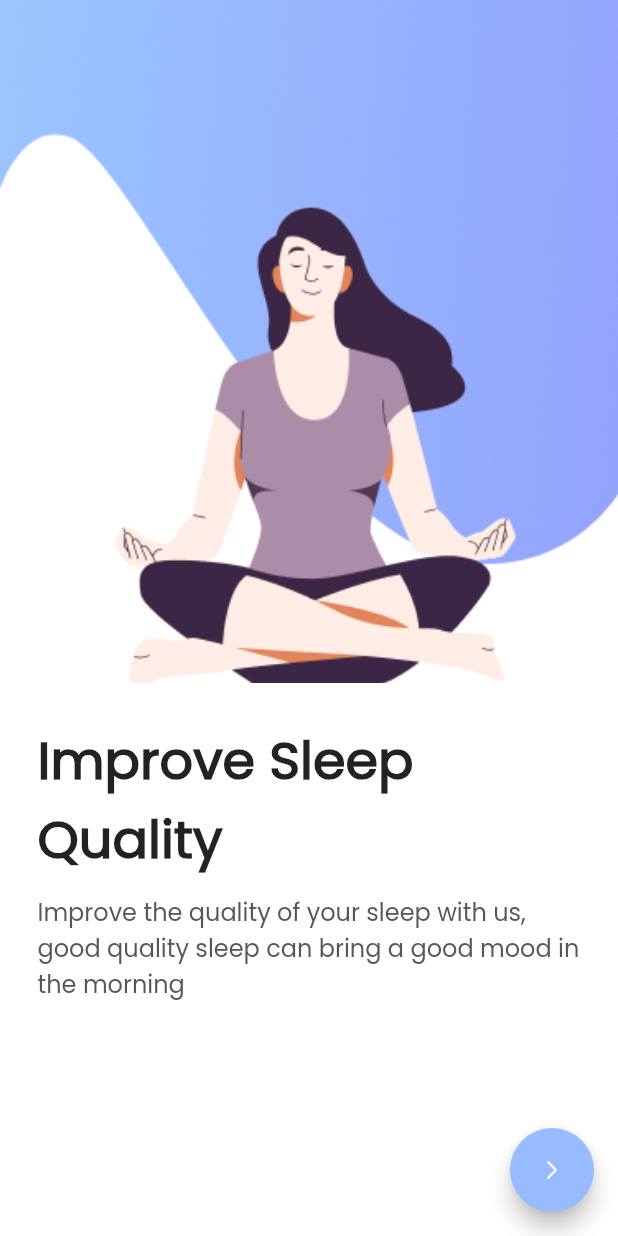
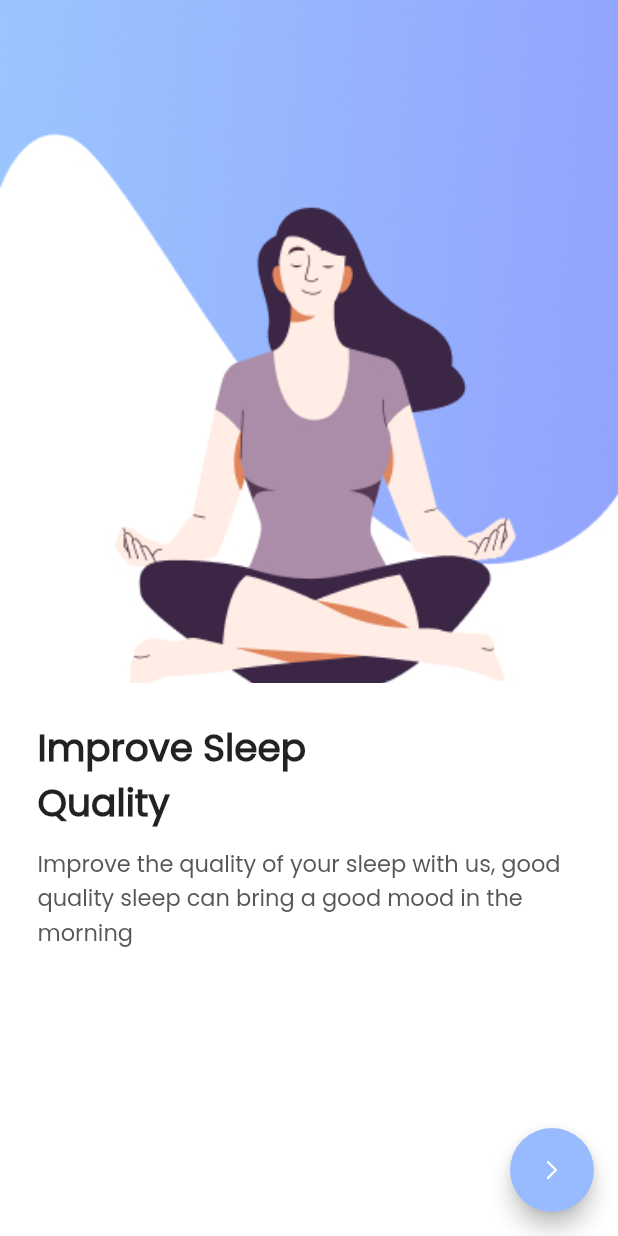
Before and after one commit to salvagb1/fitness, a Flutter app: the GetStarted3 screen opened directly, after a tap on an icon or button, on a phone screen of 412 x 824 dp. Run offline on Flutter 3.47's test engine with Material 2 defaults, Android fonts, the phone set to English and light mode, and no system bars; our stand-ins replace charts_flutter, fl_chart, flutter_svg.

Commit message:
Correcciones Text en cada pantalla

```diff
--- a/lib/pages/completeprofile.dart
+++ b/lib/pages/completeprofile.dart
@@ -37,7 +37,7 @@ class _CompleteProfileState extends State<CompleteProfile> {
                     child: Text(
                       "Let's complete your profile",
                       style: TextStyle(
-                        fontSize: 25.0,
+                        fontSize: 20,
                         fontWeight: FontWeight.w900,
                       ),
                     ),
@@ -47,8 +47,8 @@ class _CompleteProfileState extends State<CompleteProfile> {
                   ),
                   const SizedBox(
                     child: Text(
-                      "Improve the quality of your sleep ",
-                      style: TextStyle(fontSize: 16, color: Color(0xff56575a)),
+                      "It will help us to know more about you!",
+                      style: TextStyle(fontSize: 12, color: Color(0xff56575a)),
                     ),
                   ),
                   const SizedBox(
--- a/lib/pages/create_account.dart
+++ b/lib/pages/create_account.dart
@@ -45,8 +45,8 @@ class _CreateAccountState extends State<CreateAccount> {
                 'Create an Account',
                 style: TextStyle(
                     color: Colors.black,
-                    fontWeight: FontWeight.w500,
-                    fontSize: 30),
+                    fontWeight: FontWeight.w900,
+                    fontSize: 20),
               ),
             ),
             const SizedBox(
--- a/lib/pages/get_started3.dart
+++ b/lib/pages/get_started3.dart
@@ -34,7 +34,7 @@ class _GetStarted3State extends State<GetStarted3> {
                     child: Text(
                       'Eat Well',
                       style: TextStyle(
-                        fontSize: 35.0,
+                        fontSize: 25,
                         fontWeight: FontWeight.w900,
                       ),
                     ),
@@ -45,7 +45,10 @@ class _GetStarted3State extends State<GetStarted3> {
                   SizedBox(
                     child: Text(
                       "Let's start a healthy lifestyle with us, we can determine your diet every day. healthy eating is fun",
-                      style: TextStyle(fontSize: 16, color: Color(0xff56575a)),
+                      style: TextStyle(
+                        fontSize: 15,
+                        color: Color(0xff56575a),
+                      ),
                     ),
                   ),
                   SizedBox(
--- a/lib/pages/get_started4.dart
+++ b/lib/pages/get_started4.dart
@@ -29,26 +29,41 @@ class _GetStarted4State extends State<GetStarted4> {
               padding: const EdgeInsets.all(25),
               child: Column(
                 crossAxisAlignment: CrossAxisAlignment.start,
+                children: [
+                  SizedBox(
+                    child: Column(
+                      crossAxisAlignment: CrossAxisAlignment.start,
                       children: const [
-                  SizedBox(
-                    child: Text(
-                      'Improve Sleep Quality',
+                        Text(
+                          'Improve Sleep',
                           style: TextStyle(
-                        fontSize: 35.0,
+                            fontSize: 25,
                             fontWeight: FontWeight.w900,
                           ),
                         ),
+                        Text(
+                          'Quality',
+                          style: TextStyle(
+                            fontSize: 25,
+                            fontWeight: FontWeight.w900,
                           ),
-                  SizedBox(
+                        ),
+                      ],
+                    ),
+                  ),
+                  const SizedBox(
                     height: 10,
                   ),
-                  SizedBox(
+                  const SizedBox(
                     child: Text(
                       "Improve the quality of your sleep with us, good quality sleep can bring a good mood in the morning",
-                      style: TextStyle(fontSize: 16, color: Color(0xff56575a)),
+                      style: TextStyle(
+                        fontSize: 15,
+                        color: Color(0xff56575a),
                       ),
                     ),
-                  SizedBox(
+                  ),
+                  const SizedBox(
                     height: 95,
                   ),
                 ],
--- a/lib/pages/login.dart
+++ b/lib/pages/login.dart
@@ -43,7 +43,7 @@ class _LoginState extends State<Login> {
                 style: TextStyle(
                     color: Colors.black,
                     fontWeight: FontWeight.w900,
-                    fontSize: 30),
+                    fontSize: 22),
               ),
             ),
             const SizedBox(
--- a/lib/pages/navigatorbtn/home_btn.dart
+++ b/lib/pages/navigatorbtn/home_btn.dart
@@ -24,7 +24,8 @@ class _HomeBtnState extends State<HomeBtn> {
                   'Welcome Back,',
                   style: TextStyle(
                     color: Color(0xffADA4A5),
-                    fontSize: 15.5,
+                    fontSize: 15,
+                    fontFamily: 'Poppins',
                   ),
                 ),
               ),
@@ -37,7 +38,8 @@ class _HomeBtnState extends State<HomeBtn> {
                   style: TextStyle(
                     color: Colors.black,
                     fontWeight: FontWeight.w900,
-                    fontSize: 23,
+                    fontSize: 20,
+                    fontFamily: 'Poppins',
                   ),
                 ),
               )
--- a/lib/pages/welcome.dart
+++ b/lib/pages/welcome.dart
@@ -21,6 +21,9 @@ class _WelcomeState extends State<Welcome> {
             ),
             const SizedBox(
               child: Image(image: AssetImage('assets/images/welcome.jpg')),
+            ),
+            SizedBox(
+              height: 30,
             ),
             const SizedBox(
               child: Text(
@@ -48,9 +51,6 @@ class _WelcomeState extends State<Welcome> {
                 "goals together with us",
                 style: TextStyle(fontSize: 14, color: Color(0xff56575a)),
               ),
-            ),
-            const SizedBox(
-              height: 180,
             ),
             const Expanded(child: SizedBox()),
             SizedBox(
--- a/lib/pages/whatgoal.dart
+++ b/lib/pages/whatgoal.dart
@@ -19,7 +19,7 @@ class WhatGoal extends StatelessWidget {
               child: Text(
                 'What is your goal?',
                 style: TextStyle(
-                  fontSize: 28,
+                  fontSize: 22,
                   fontWeight: FontWeight.w900,
                 ),
               ),
@@ -31,7 +31,7 @@ class WhatGoal extends StatelessWidget {
               child: Text(
                 'It willhelp us choose a best',
                 style: TextStyle(
-                  fontSize: 15,
+                  fontSize: 13,
                 ),
               ),
             ),
@@ -39,7 +39,7 @@ class WhatGoal extends StatelessWidget {
               child: Text(
                 'programfor you',
                 style: TextStyle(
-                  fontSize: 15,
+                  fontSize: 13,
                 ),
               ),
             ),
--- a/pubspec.yaml
+++ b/pubspec.yaml
@@ -41,9 +41,6 @@ dependencies:
   charts_flutter: ^0.12.0
   syncfusion_flutter_charts: ^20.1.50
   line_chart: ^1.1.11
-  #Para encontrar ubicaiones y camara
-
-  camera: ^0.9.4+19
 
 
 dev_dependencies:
```
Also changed, not shown: lib/pages/camera.dart (deleted, +0 -78 lines), lib/pages/get_started1.dart (+5 -2 lines), lib/pages/get_started2.dart (+5 -2 lines), lib/pages/navigatorbtn/camera_btn.dart (+0 -15 lines), pubspec.lock. Lines whose indentation alone changed are shown as unchanged.
